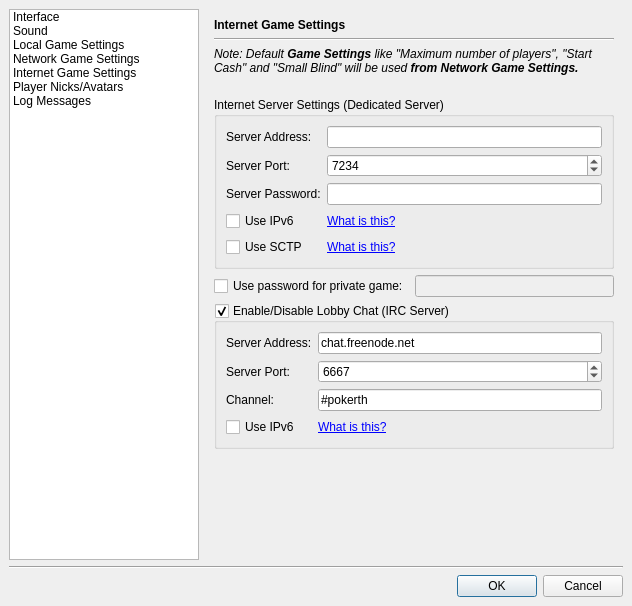
First picture: the form in src/gui/qt/settingsdialog.ui, repository pokerth/pokerth, before the edit.
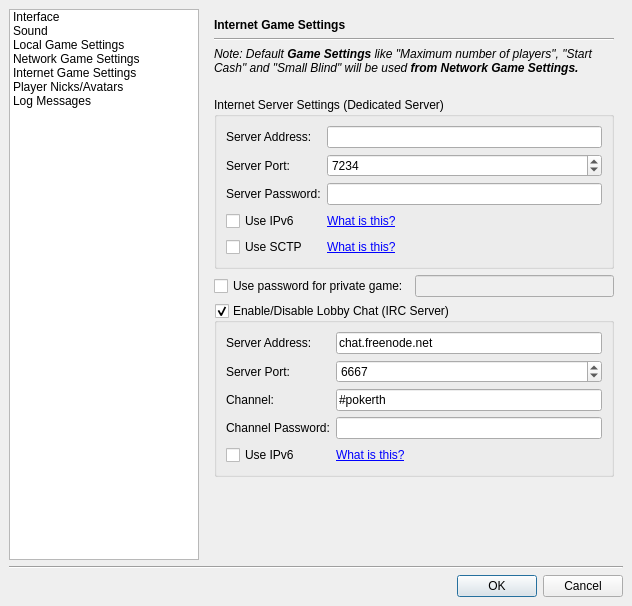
Second picture: the form after the edit. The open tabs and pages were chosen to show the change. Icons and pictures are not drawn. Custom widgets are drawn as their Qt base class.

Commit message: adds channelpassword option for lobby-irc-channel

What changed in the file:
```diff
--- a/src/gui/qt/settingsdialog.ui
+++ b/src/gui/qt/settingsdialog.ui
@@ -1352,14 +1352,14 @@
             </property>
            </widget>
           </item>
-          <item row="3" column="0" >
+          <item row="4" column="0" >
            <widget class="QCheckBox" name="checkBox_IRCServerUseIpv6" >
             <property name="text" >
              <string>Use IPv6</string>
             </property>
            </widget>
           </item>
-          <item row="3" column="1" >
+          <item row="4" column="1" >
            <widget class="QLabel" name="label_45" >
             <property name="text" >
              <string>&lt;a href="http://en.wikipedia.org/wiki/Ipv6">What is this?&lt;/a></string>
@@ -1369,6 +1369,20 @@
             </property>
            </widget>
           </item>
+          <item row="3" column="1" >
+           <widget class="QLineEdit" name="lineEdit_IRCChannelPassword" >
+            <property name="echoMode" >
+             <enum>QLineEdit::Password</enum>
+            </property>
+           </widget>
+          </item>
+          <item row="3" column="0" >
+           <widget class="QLabel" name="label_17" >
+            <property name="text" >
+             <string>Channel Password:</string>
+            </property>
+           </widget>
+          </item>
          </layout>
         </widget>
        </item>
```
The commit also changes 2 other files.
